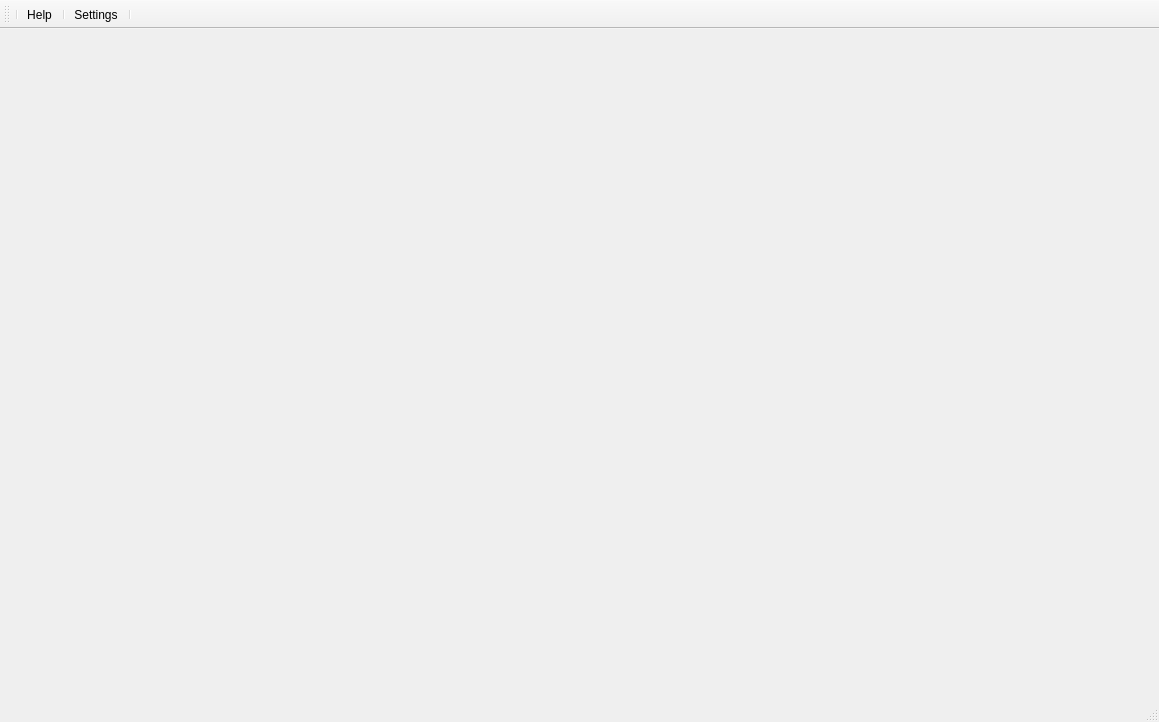
Qt form main_window_ui.ui (Wireless-Research-Tester/Automated-Wireless-Research-Tester) before a commit.
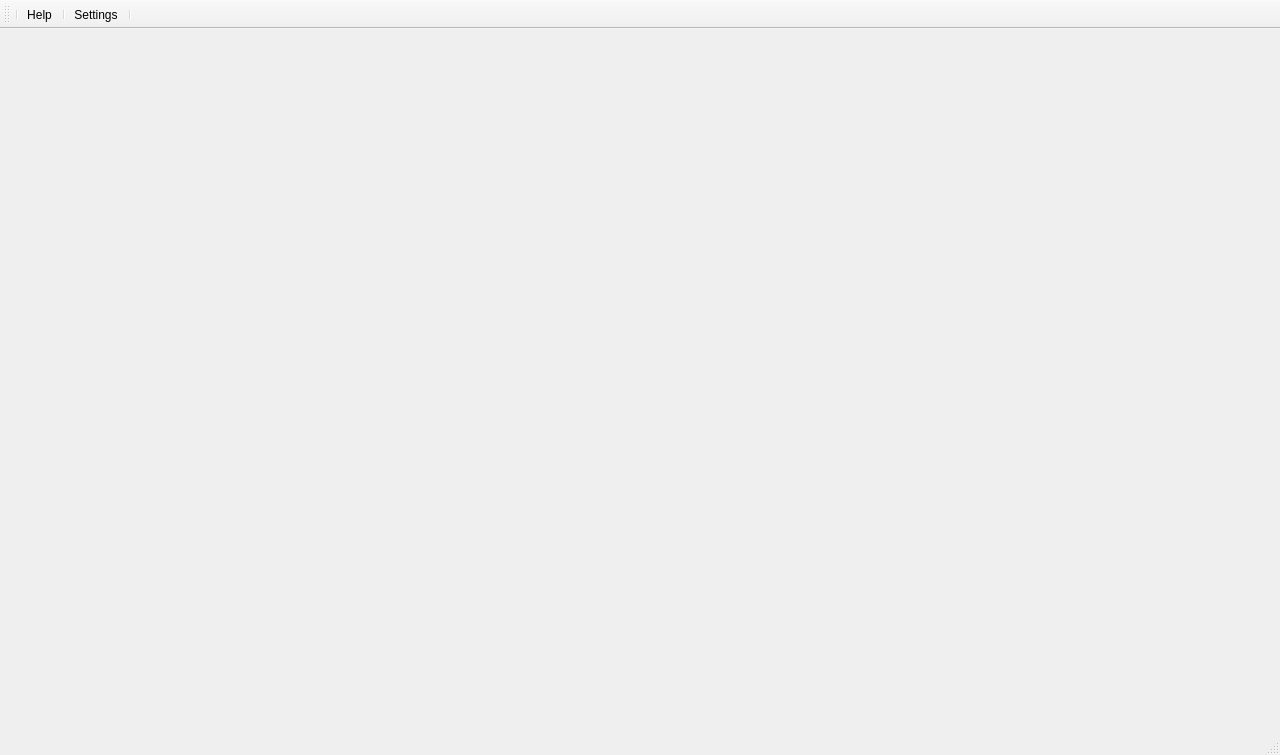
The same form after that commit. Icons and pictures are not drawn.

Diff of the .ui file:
```diff
--- a/main_window_ui.ui
+++ b/main_window_ui.ui
@@ -6,8 +6,8 @@
    <rect>
     <x>0</x>
     <y>0</y>
-    <width>1159</width>
-    <height>722</height>
+    <width>1280</width>
+    <height>755</height>
    </rect>
   </property>
   <property name="windowTitle">
```
Left out of the diff: 2 changed lines with no effect on the pictures.
